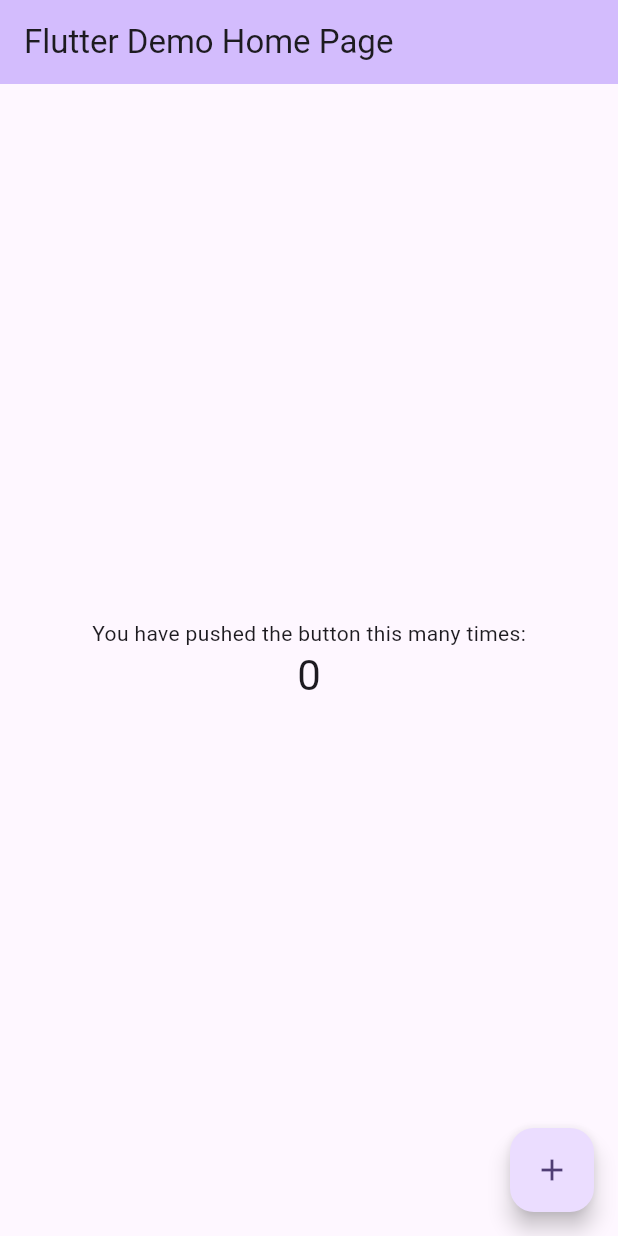
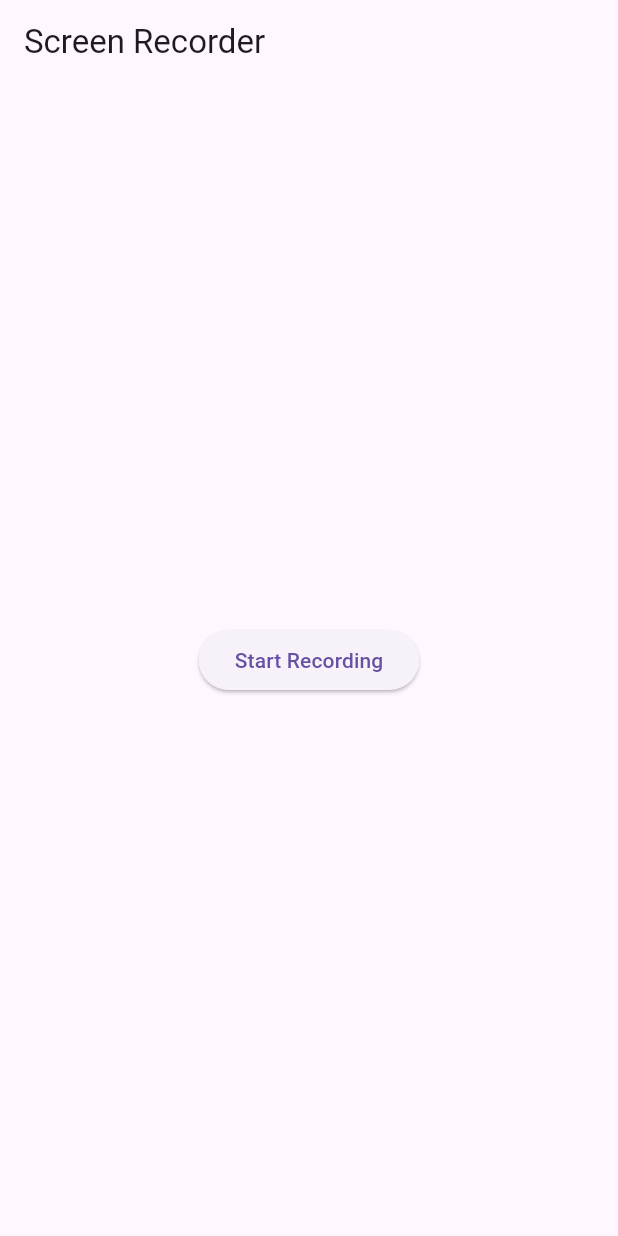
Before and after one commit to pedro420b/recordscreen, a Flutter app: the screen it shows after launch, on a phone screen of 412 x 824 dp. Run offline on Flutter 3.47's test engine with Material 3 defaults, Android fonts, the light colour scheme and no system bars; our stand-ins replace equatable, flutter_bloc; missing offline and left inert: flutter_screen_recording.

Commit message:
need noch to map events and store the recorded video locally or on a dedicated server , , need also page to allow the user play the recorded files and deleting it or adding others buttong to mange the files

```diff
--- /dev/null
+++ b/lib/Events/RecordingEvent.dart
@@ -0,0 +1,12 @@
+import 'package:equatable/equatable.dart';
+
+abstract class RecordingEvent extends Equatable {
+  const RecordingEvent();
+
+  @override
+  List<Object> get props => [];
+}
+
+class StartRecording extends RecordingEvent {}
+
+class StopRecording extends RecordingEvent {}
--- /dev/null
+++ b/lib/States/RecordingState.dart
@@ -0,0 +1,14 @@
+import 'package:equatable/equatable.dart';
+
+abstract class RecordingState extends Equatable {
+  const RecordingState();
+
+  @override
+  List<Object> get props => [];
+}
+
+class RecordingInitial extends RecordingState {}
+
+class RecordingInProgress extends RecordingState {}
+
+class RecordingStopped extends RecordingState {}
--- a/lib/main.dart
+++ b/lib/main.dart
@@ -1,125 +1,25 @@
 import 'package:flutter/material.dart';
+import 'package:recordscreen/Blocs/RecordingBloc.dart';
+import 'package:flutter_bloc/flutter_bloc.dart';
+import 'splash_screen.dart';
+import 'recording_screen.dart';
 
 void main() {
-  runApp(const MyApp());
+  runApp(MyApp());
 }
 
 class MyApp extends StatelessWidget {
-  const MyApp({super.key});
-
-  // This widget is the root of your application.
   @override
   Widget build(BuildContext context) {
-    return MaterialApp(
-      title: 'Flutter Demo',
-      theme: ThemeData(
-        // This is the theme of your application.
-        //
-        // TRY THIS: Try running your application with "flutter run". You'll see
-        // the application has a purple toolbar. Then, without quitting the app,
-        // try changing the seedColor in the colorScheme below to Colors.green
-        // and then invoke "hot reload" (save your changes or press the "hot
-        // reload" button in a Flutter-supported IDE, or press "r" if you used
-        // the command line to start the app).
-        //
-        // Notice that the counter didn't reset back to zero; the application
-        // state is not lost during the reload. To reset the state, use hot
-        // restart instead.
-        //
-        // This works for code too, not just values: Most code changes can be
-        // tested with just a hot reload.
-        colorScheme: ColorScheme.fromSeed(seedColor: Colors.deepPurple),
-        useMaterial3: true,
+    return BlocProvider(
+      create: (context) => RecordingBloc(),
+      child: MaterialApp(
+        title: 'Screen Recorder',
+        home: SplashScreen(),
+        routes: {
+          '/recording': (context) => RecordingScreen(),
+        },
       ),
-      home: const MyHomePage(title: 'Flutter Demo Home Page'),
     );
   }
 }
-
-class MyHomePage extends StatefulWidget {
-  const MyHomePage({super.key, required this.title});
-
-  // This widget is the home page of your application. It is stateful, meaning
-  // that it has a State object (defined below) that contains fields that affect
-  // how it looks.
-
-  // This class is the configuration for the state. It holds the values (in this
-  // case the title) provided by the parent (in this case the App widget) and
-  // used by the build method of the State. Fields in a Widget subclass are
-  // always marked "final".
-
-  final String title;
-
-  @override
-  State<MyHomePage> createState() => _MyHomePageState();
-}
-
-class _MyHomePageState extends State<MyHomePage> {
-  int _counter = 0;
-
-  void _incrementCounter() {
-    setState(() {
-      // This call to setState tells the Flutter framework that something has
-      // changed in this State, which causes it to rerun the build method below
-      // so that the display can reflect the updated values. If we changed
-      // _counter without calling setState(), then the build method would not be
-      // called again, and so nothing would appear to happen.
-      _counter++;
-    });
-  }
-
-  @override
-  Widget build(BuildContext context) {
-    // This method is rerun every time setState is called, for instance as done
-    // by the _incrementCounter method above.
-    //
-    // The Flutter framework has been optimized to make rerunning build methods
-    // fast, so that you can just rebuild anything that needs updating rather
-    // than having to individually change instances of widgets.
-    return Scaffold(
-      appBar: AppBar(
-        // TRY THIS: Try changing the color here to a specific color (to
-        // Colors.amber, perhaps?) and trigger a hot reload to see the AppBar
-        // change color while the other colors stay the same.
-        backgroundColor: Theme.of(context).colorScheme.inversePrimary,
-        // Here we take the value from the MyHomePage object that was created by
-        // the App.build method, and use it to set our appbar title.
-        title: Text(widget.title),
-      ),
-      body: Center(
-        // Center is a layout widget. It takes a single child and positions it
-        // in the middle of the parent.
-        child: Column(
-          // Column is also a layout widget. It takes a list of children and
-          // arranges them vertically. By default, it sizes itself to fit its
-          // children horizontally, and tries to be as tall as its parent.
-          //
-          // Column has various properties to control how it sizes itself and
-          // how it positions its children. Here we use mainAxisAlignment to
-          // center the children vertically; the main axis here is the vertical
-          // axis because Columns are vertical (the cross axis would be
-          // horizontal).
-          //
-          // TRY THIS: Invoke "debug painting" (choose the "Toggle Debug Paint"
-          // action in the IDE, or press "p" in the console), to see the
-          // wireframe for each widget.
-          mainAxisAlignment: MainAxisAlignment.center,
-          children: <Widget>[
-            const Text(
-              'You have pushed the button this many times:',
-            ),
-            Text(
-              '$_counter',
-              style: Theme.of(context).textTheme.headlineMedium,
-            ),
-          ],
-        ),
-      ),
-      floatingActionButton: FloatingActionButton(
-        onPressed: _incrementCounter,
-        tooltip: 'Increment',
-        child: const Icon(Icons.add),
-      ), // This trailing comma makes auto-formatting nicer for build methods.
-    );
-  }
-}
--- /dev/null
+++ b/lib/recording_screen.dart
@@ -0,0 +1,38 @@
+import 'package:flutter/material.dart';
+import 'package:flutter_bloc/flutter_bloc.dart';
+import 'Blocs/RecordingBloc.dart';
+import 'Events/RecordingEvent.dart';
+import 'States/RecordingState.dart';
+
+class RecordingScreen extends StatelessWidget {
+  const RecordingScreen({super.key});
+
+  @override
+  Widget build(BuildContext context) {
+    return Scaffold(
+      appBar: AppBar(title: Text('Screen Recorder')),
+      body: Center(
+        child: BlocBuilder<RecordingBloc, RecordingState>(
+          builder: (context, state) {
+            if (state is RecordingInitial || state is RecordingStopped) {
+              return ElevatedButton(
+                onPressed: () {
+                  context.read<RecordingBloc>().add(StartRecording());
+                },
+                child: Text('Start Recording'),
+              );
+            } else if (state is RecordingInProgress) {
+              return ElevatedButton(
+                onPressed: () {
+                  context.read<RecordingBloc>().add(StopRecording());
+                },
+                child: Text('Stop Recording'),
+              );
+            }
+            return CircularProgressIndicator();
+          },
+        ),
+      ),
+    );
+  }
+}
--- a/pubspec.yaml
+++ b/pubspec.yaml
@@ -33,13 +33,14 @@ dependencies:
   flutter_bloc: ^8.1.1
   screen_recorder: ^0.3.0
   video_player: ^2.5.0  # To preview the recorded videos
-
+  flutter_screen_recording: ^2.0.17
 
 
 
   # The following adds the Cupertino Icons font to your application.
   # Use with the CupertinoIcons class for iOS style icons.
   cupertino_icons: ^1.0.8
+  equatable: ^2.0.5
 
 dev_dependencies:
   flutter_test:
```
Also changed, not shown: lib/Blocs/RecordingBloc.dart (added, +22 -0 lines), lib/splash_screen.dart (added, +29 -0 lines), pubspec.lock, 1 other file.
